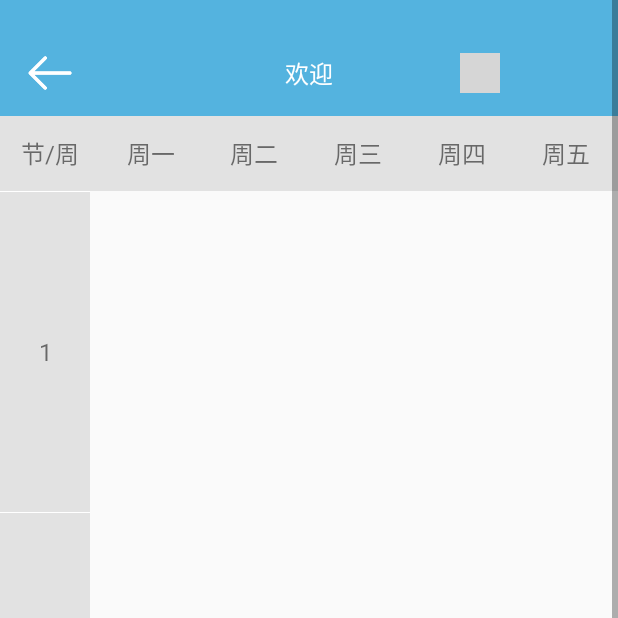
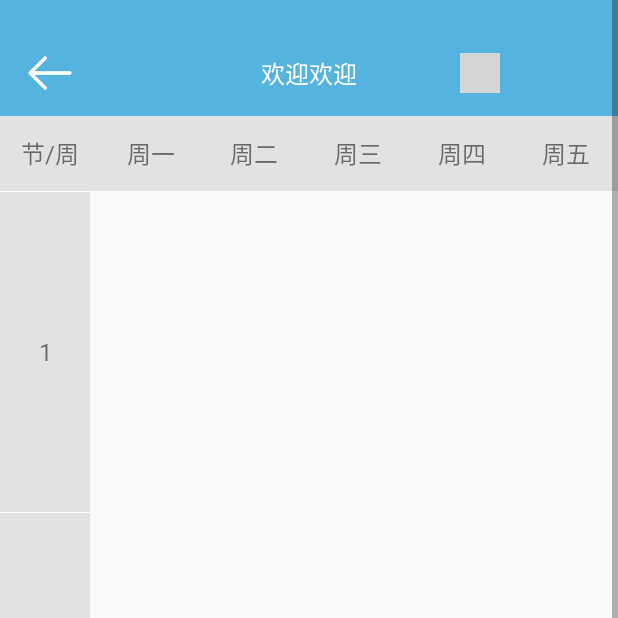
Before and after one commit to LT015/LBScampus, an Android app: the MainActivity screen opened directly, with no data from a screen before it, on a phone screen of 412 x 824 dp, the top half of it. Run offline under Robolectric (Android 15) with nearby library versions, the phone set to English and light mode, and no system bars; our stand-ins replace ButterKnife; libraries missing offline, so code that uses them is left out: com.alibaba.android, com.baidu.location, com.baidu.mapapi, com.zhy.autolayout, org.litepal and 1 more; plain views replace AutoLinearLayout, AutoRelativeLayout; pictures from the network do not load; 5 statements that could not run were skipped; grey boxes are pictures that could not be loaded.

Commit message:
教室名长度限制

```diff
--- a/common/src/main/res/layout/title_bar.xml
+++ b/common/src/main/res/layout/title_bar.xml
@@ -29,10 +29,10 @@
             android:layout_centerInParent="true"
             android:layout_marginBottom="@dimen/space_20px"
             android:layout_marginTop="@dimen/space_30px"
-            android:maxEms="16"
+            android:maxEms="6"
             android:maxLines="1"
             android:ellipsize="end"
-            android:text="欢迎"
+            android:text="欢迎欢迎"
             android:textColor="@color/white"
             android:textSize="16sp" />
 
```
